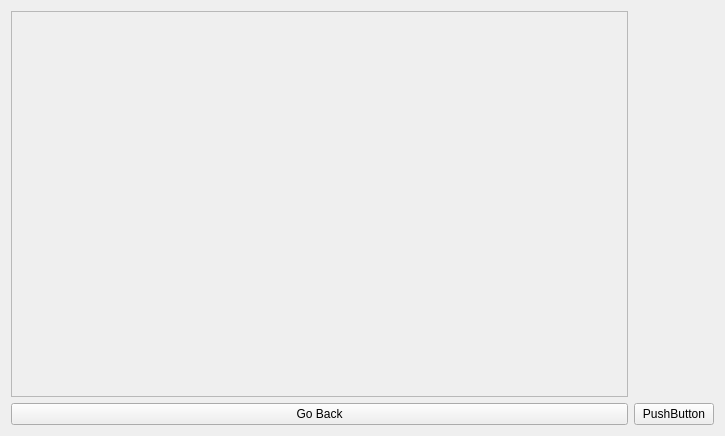
Qt form WatermarkCropper/cropmenu.ui (vg16855/Ifunny-Watermark-Cropper) before a commit.
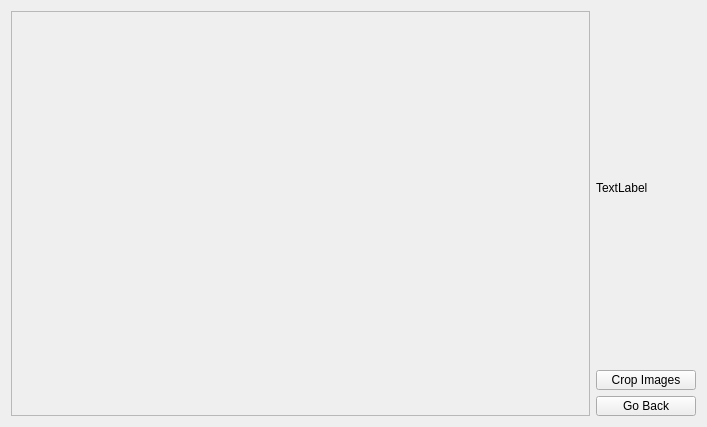
The same form after that commit.

Commit message:
Image Viewing Basics
Added basic image viewing functionality

Patch:
```diff
--- a/WatermarkCropper/cropmenu.ui
+++ b/WatermarkCropper/cropmenu.ui
@@ -6,15 +6,15 @@
    <rect>
     <x>0</x>
     <y>0</y>
-    <width>725</width>
-    <height>436</height>
+    <width>707</width>
+    <height>427</height>
    </rect>
   </property>
   <property name="windowTitle">
    <string>Form</string>
   </property>
   <layout class="QGridLayout" name="gridLayout">
-   <item row="0" column="0">
+   <item row="0" column="0" rowspan="2">
     <widget class="QScrollArea" name="scrollArea">
      <property name="widgetResizable">
       <bool>true</bool>
@@ -24,27 +24,62 @@
        <rect>
         <x>0</x>
         <y>0</y>
-        <width>619</width>
-        <height>386</height>
+        <width>579</width>
+        <height>407</height>
        </rect>
       </property>
       <layout class="QGridLayout" name="gridLayout_2"/>
      </widget>
     </widget>
    </item>
-   <item row="1" column="0">
-    <widget class="QPushButton" name="pushButton">
+   <item row="0" column="1">
+    <widget class="QLabel" name="label">
      <property name="text">
-      <string>Go Back</string>
+      <string>TextLabel</string>
      </property>
     </widget>
    </item>
    <item row="1" column="1">
-    <widget class="QPushButton" name="pushButton_2">
-     <property name="text">
-      <string>PushButton</string>
-     </property>
-    </widget>
+    <layout class="QVBoxLayout" name="verticalLayout">
+     <item>
+      <widget class="QPushButton" name="cropImages">
+       <property name="minimumSize">
+        <size>
+         <width>100</width>
+         <height>20</height>
+        </size>
+       </property>
+       <property name="maximumSize">
+        <size>
+         <width>100</width>
+         <height>20</height>
+        </size>
+       </property>
+       <property name="text">
+        <string>Crop Images</string>
+       </property>
+      </widget>
+     </item>
+     <item>
+      <widget class="QPushButton" name="goBack">
+       <property name="minimumSize">
+        <size>
+         <width>100</width>
+         <height>20</height>
+        </size>
+       </property>
+       <property name="maximumSize">
+        <size>
+         <width>100</width>
+         <height>20</height>
+        </size>
+       </property>
+       <property name="text">
+        <string>Go Back</string>
+       </property>
+      </widget>
+     </item>
+    </layout>
    </item>
   </layout>
  </widget>
```
Left out of the diff: 2 changed lines with no effect on the pictures. The commit also changes 4 other files.
